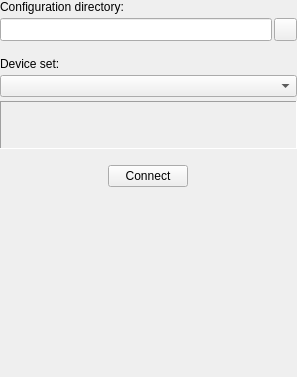
The window that PlusApp/CommonWidgets/DeviceSetSelectorWidget.ui (PlusToolkit/PlusApp) describes before a commit, drawn with Qt 5.
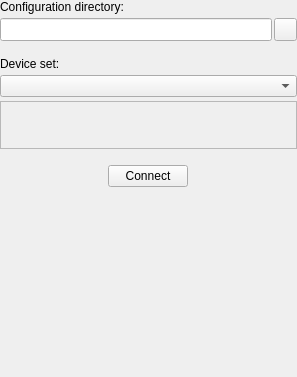
The same window after the commit. Icons and pictures are not drawn.

Commit message: re #60: Parse up selected configuration directory, populate combobox with config files, on selecting a file, description is shown, connect button connects to device set (note: previous commit also belongs to this issue, my bad)

Patch:
```diff
--- a/PlusApp/CommonWidgets/DeviceSetSelectorWidget.ui
+++ b/PlusApp/CommonWidgets/DeviceSetSelectorWidget.ui
@@ -117,10 +117,10 @@
       </size>
      </property>
      <property name="frameShape">
-      <enum>QFrame::Panel</enum>
+      <enum>QFrame::StyledPanel</enum>
      </property>
      <property name="frameShadow">
-      <enum>QFrame::Sunken</enum>
+      <enum>QFrame::Plain</enum>
      </property>
      <property name="text">
       <string/>
```
Left out of the diff: 10 changed lines with no effect on the pictures. The commit also changes 3 other files.
